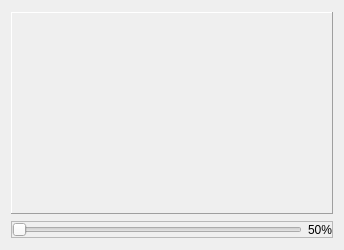
This is _en/Computer/Operating_System/Qt_C++_Programming/Battery/Battery.ui in bss9395/bss9395.github.io as Qt 5 draws it before an edit. The edited form follows.
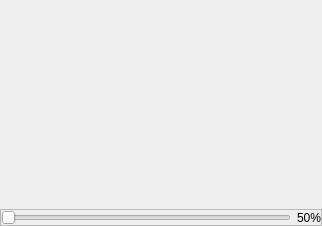
This is the edited form.

Diff of the .ui file:
```diff
--- a/_en/Computer/Operating_System/Qt_C++_Programming/Battery/Battery.ui
+++ b/_en/Computer/Operating_System/Qt_C++_Programming/Battery/Battery.ui
@@ -6,44 +6,20 @@
    <rect>
     <x>0</x>
     <y>0</y>
-    <width>340</width>
-    <height>250</height>
+    <width>322</width>
+    <height>226</height>
    </rect>
   </property>
+  <property name="minimumSize">
+   <size>
+    <width>0</width>
+    <height>0</height>
+   </size>
+  </property>
   <property name="windowTitle">
    <string>Form</string>
   </property>
   <layout class="QVBoxLayout" name="verticalLayout">
-   <item>
-    <widget class="QFrame" name="F_Handler">
-     <property name="sizePolicy">
-      <sizepolicy hsizetype="Fixed" vsizetype="Fixed">
-       <horstretch>0</horstretch>
-       <verstretch>0</verstretch>
-      </sizepolicy>
-     </property>
-     <property name="minimumSize">
-      <size>
-       <width>322</width>
-       <height>202</height>
-      </size>
-     </property>
-     <property name="maximumSize">
-      <size>
-       <width>322</width>
-       <height>202</height>
-      </size>
-     </property>
-     <property name="frameShape">
-      <enum>QFrame::Panel</enum>
-     </property>
-     <property name="frameShadow">
-      <enum>QFrame::Raised</enum>
-     </property>
-     <property name="lineWidth">
-      <number>1</number>
-     </property>
-     <layout class="QHBoxLayout" name="horizontalLayout_2">
       <property name="spacing">
        <number>0</number>
       </property>
@@ -59,7 +35,15 @@
       <property name="bottomMargin">
        <number>0</number>
       </property>
-     </layout>
+   <item>
+    <widget class="QWidget" name="F_Handler" native="true">
+     <property name="minimumSize">
+      <size>
+       <width>0</width>
+       <height>0</height>
+      </size>
+     </property>
+     <layout class="QVBoxLayout" name="verticalLayout_2"/>
     </widget>
    </item>
    <item>
```
Lines whose indentation alone changed are shown as unchanged.
